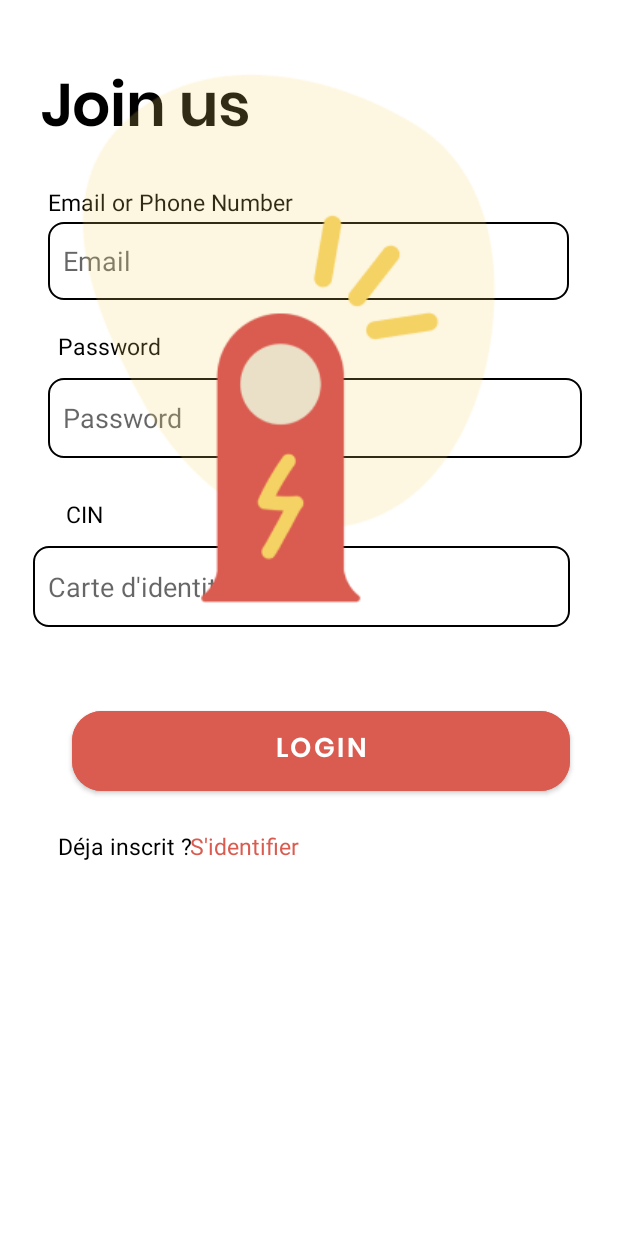
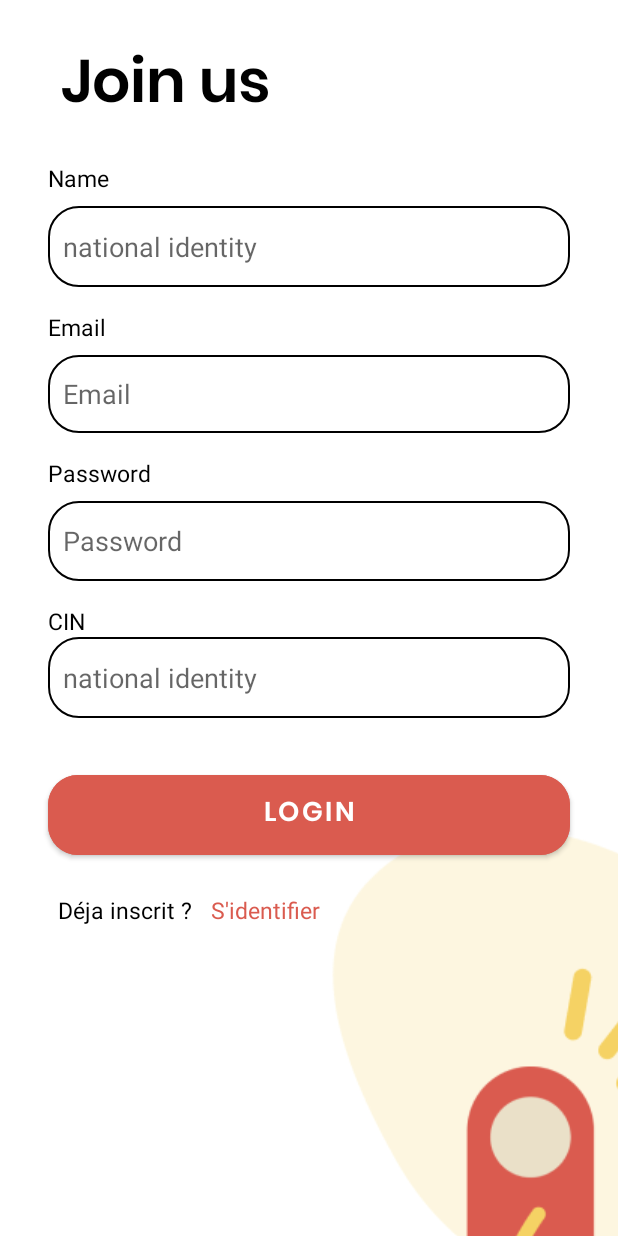
Before and after one commit to ahmedMahoauchi/Mini-projet-android, an Android app: the SignUpActivity screen opened directly, with no data from a screen before it, on a phone screen of 412 x 824 dp. Run offline under Robolectric (Android 15) with nearby library versions, the phone set to English and light mode, and no system bars.

Commit message:
sign in  & sign up version beta

```diff
--- a/app/src/main/java/com/example/miniprojetandroid/SignUpActivity.kt
+++ b/app/src/main/java/com/example/miniprojetandroid/SignUpActivity.kt
@@ -1,23 +1,37 @@
 package com.example.miniprojetandroid
+
 
 import android.content.Intent
 import androidx.appcompat.app.AppCompatActivity
 import android.os.Bundle
+import android.util.Log
 import android.widget.Button
+import android.widget.EditText
 import android.widget.TextView
-import com.google.android.material.textfield.TextInputLayout
+import android.widget.Toast
+import com.example.miniprojetandroid.entities.UserX
+import com.example.miniprojetandroid.network.ApiUser
+import retrofit2.Call
+import retrofit2.Callback
+import retrofit2.Response
 
 class SignUpActivity : AppCompatActivity() {
+
+    lateinit var cin : EditText
+    lateinit var password : EditText
+    lateinit var name : EditText
+    lateinit var email : EditText
+
     override fun onCreate(savedInstanceState: Bundle?) {
         super.onCreate(savedInstanceState)
         setContentView(R.layout.activity_sign_up)
 
-        val signinButton = findViewById<TextView>(R.id.signup_textinput)
-        val signupButton = findViewById<Button>(R.id.button_signup)
-        val cin = findViewById<TextInputLayout>(R.id.cin_edittext)
-        val password = findViewById<TextInputLayout>(R.id.password_edittext)
-        val name = findViewById<TextInputLayout>(R.id.name_edittext)
-        val email = findViewById<TextInputLayout>(R.id.email_edittext)
+     val signinButton = findViewById<TextView>(R.id.textView14)
+     val signupButton = findViewById<Button>(R.id.button)
+     cin = findViewById(R.id.cin)
+     password = findViewById(R.id.password)
+     name = findViewById(R.id.name)
+     email = findViewById(R.id.email)
 
       signinButton.setOnClickListener{
           intent = Intent(this,SignInActivity::class.java)
@@ -26,10 +40,47 @@ class SignUpActivity : AppCompatActivity() {
 
      signupButton.setOnClickListener {
 
+         doRegister()
      }
 
 
     }
 
+    private fun doRegister() {
+        val apiInterface = ApiUser.create()
+        val map: HashMap<String, String> = HashMap()
+
+        map["name"] = name.text.toString()
+        map["email"] = email.text.toString()
+        map["password"] = password.text.toString()
+        map["CIN"] = cin.text.toString()
+
+        apiInterface.register(map).enqueue(object : Callback<UserX> {
+
+            override fun onResponse(call: Call<UserX>, response: Response<UserX>) {
+
+                val user = response
+                Log.e("response",user.toString())
+
+                if (user != null){
+                    Toast.makeText(this@SignUpActivity, user.toString(), Toast.LENGTH_SHORT).show()
+                   // val intent = Intent(this@SignUpActivity, SignInActivity::class.java)
+                   // startActivity(intent)
+                }else{
+
+                    Log.e("test",user.toString())
+                    email.error = "email already exists !"
 
                 }
+            }
+
+            override fun onFailure(call: Call<UserX>, t: Throwable) {
+                Toast.makeText(this@SignUpActivity, "Connexion error!", Toast.LENGTH_SHORT).show()
+            }
+
+        })
+
+    }
+
+
+}
--- a/app/src/main/java/com/example/miniprojetandroid/network/ApiUser.kt
+++ b/app/src/main/java/com/example/miniprojetandroid/network/ApiUser.kt
@@ -19,8 +19,8 @@ interface ApiUser {
     @POST("login")
     fun login(@Body map : HashMap<String, String> ): Call<LoginResponse>
 
-    @POST("/register")
-    fun register(@Body map : HashMap<String, String> ): Call<User>
+    @POST("register")
+    fun register(@Body map : HashMap<String, String> ): Call<UserX>
 
 
 
--- a/app/src/main/res/drawable/border_input.xml
+++ b/app/src/main/res/drawable/border_input.xml
@@ -4,5 +4,5 @@
         android:color="@color/black"
         />
     <corners
-        android:radius="10dp"/>
+        android:radius="20dp"/>
 </shape>
--- a/app/src/main/res/layout/activity_sign_up.xml
+++ b/app/src/main/res/layout/activity_sign_up.xml
@@ -4,59 +4,76 @@
     xmlns:tools="http://schemas.android.com/tools"
     android:layout_width="match_parent"
     android:layout_height="match_parent"
-    tools:context=".SignInActivity">
+    tools:context=".SignUpActivity">
 
     <EditText
-        android:id="@+id/editText1"
-        android:layout_width="356dp"
+        android:id="@+id/password"
+        android:layout_width="0dp"
         android:layout_height="53dp"
         android:layout_marginStart="32dp"
-        android:layout_marginTop="52dp"
+        android:layout_marginTop="8dp"
         android:layout_marginEnd="32dp"
         android:background="@drawable/border_input"
         android:hint="Password"
         android:paddingLeft="10dp"
         app:layout_constraintEnd_toEndOf="parent"
+        android:inputType="textPassword"
         app:layout_constraintHorizontal_bias="0.0"
         app:layout_constraintStart_toStartOf="parent"
-        app:layout_constraintTop_toBottomOf="@+id/editText2" />
+        app:layout_constraintTop_toBottomOf="@+id/textView12" />
 
     <EditText
-        android:id="@+id/editText2"
-        android:layout_width="347dp"
+        android:id="@+id/email"
+        android:layout_width="0dp"
         android:layout_height="52dp"
         android:layout_marginStart="32dp"
-        android:layout_marginTop="148dp"
+        android:layout_marginTop="8dp"
         android:layout_marginEnd="32dp"
         android:background="@drawable/border_input"
         android:hint="Email"
+        android:inputType="textEmailAddress"
         android:paddingLeft="10dp"
         app:layout_constraintEnd_toEndOf="parent"
         app:layout_constraintHorizontal_bias="0.312"
         app:layout_constraintStart_toStartOf="parent"
-        app:layout_constraintTop_toTopOf="parent" />
+        app:layout_constraintTop_toBottomOf="@+id/textView11" />
 
     <EditText
-        android:id="@+id/editText3"
-        android:layout_width="358dp"
+        android:id="@+id/cin"
+        android:layout_width="0dp"
         android:layout_height="54dp"
         android:layout_marginStart="32dp"
-        android:layout_marginTop="364dp"
         android:layout_marginEnd="32dp"
         android:background="@drawable/border_input"
-        android:hint="Carte d'identité nationale"
+        android:hint="national identity "
+        android:paddingLeft="10dp"
+        android:inputType="number"
+        app:layout_constraintEnd_toEndOf="parent"
+        app:layout_constraintHorizontal_bias="1.0"
+        app:layout_constraintStart_toStartOf="parent"
+        app:layout_constraintTop_toBottomOf="@+id/textView5" />
+
+    <EditText
+        android:id="@+id/name"
+        android:layout_width="0dp"
+        android:layout_height="54dp"
+        android:layout_marginStart="32dp"
+        android:layout_marginTop="8dp"
+        android:layout_marginEnd="32dp"
+        android:background="@drawable/border_input"
+        android:hint="national identity "
         android:paddingLeft="10dp"
         app:layout_constraintEnd_toEndOf="parent"
         app:layout_constraintHorizontal_bias="1.0"
         app:layout_constraintStart_toStartOf="parent"
-        app:layout_constraintTop_toTopOf="parent" />
+        app:layout_constraintTop_toBottomOf="@+id/textView17" />
 
     <Button
         android:id="@+id/button"
-        android:layout_width="332dp"
+        android:layout_width="0dp"
         android:layout_height="65dp"
         android:layout_marginStart="32dp"
-        android:layout_marginTop="50dp"
+        android:layout_marginTop="32dp"
         android:layout_marginEnd="32dp"
         android:backgroundTint="#DA5B4F"
         android:fontFamily="@font/poppins_semibold"
@@ -66,20 +83,19 @@
         app:layout_constraintEnd_toEndOf="parent"
         app:layout_constraintHorizontal_bias="1.0"
         app:layout_constraintStart_toStartOf="parent"
-        app:layout_constraintTop_toBottomOf="@+id/editText3" />
+        app:layout_constraintTop_toBottomOf="@+id/cin" />
 
     <TextView
         android:id="@+id/textView7"
         android:layout_width="wrap_content"
         android:layout_height="wrap_content"
-        android:layout_marginStart="33dp"
-        android:layout_marginTop="40dp"
-        android:layout_marginEnd="251dp"
+        android:layout_marginTop="24dp"
         android:fontFamily="@font/poppins_semibold"
         android:text="Join us"
         android:textColor="@color/black"
         android:textSize="40dp"
         app:layout_constraintEnd_toEndOf="parent"
+        app:layout_constraintHorizontal_bias="0.15"
         app:layout_constraintStart_toStartOf="parent"
         app:layout_constraintTop_toTopOf="parent" />
 
@@ -88,39 +104,52 @@
         android:layout_width="wrap_content"
         android:layout_height="wrap_content"
         android:layout_marginTop="16dp"
-        android:text="Email or Phone Number"
+        android:text="Email"
         android:textColor="@color/black"
         android:textSize="15dp"
         app:layout_constraintEnd_toEndOf="parent"
-        app:layout_constraintHorizontal_bias="0.129"
-        app:layout_constraintStart_toStartOf="parent"
+        app:layout_constraintHorizontal_bias="0.0"
+        app:layout_constraintStart_toStartOf="@+id/email"
+        app:layout_constraintTop_toBottomOf="@+id/name" />
+
+    <TextView
+        android:id="@+id/textView17"
+        android:layout_width="wrap_content"
+        android:layout_height="wrap_content"
+        android:layout_marginTop="16dp"
+        android:text="Name"
+        android:textColor="@color/black"
+        android:textSize="15dp"
+        app:layout_constraintEnd_toEndOf="parent"
+        app:layout_constraintHorizontal_bias="0.0"
+        app:layout_constraintStart_toStartOf="@+id/name"
         app:layout_constraintTop_toBottomOf="@+id/textView7" />
 
     <TextView
         android:id="@+id/textView12"
         android:layout_width="wrap_content"
         android:layout_height="wrap_content"
-        android:layout_marginTop="20dp"
+        android:layout_marginTop="16dp"
         android:text="Password"
         android:textColor="@color/black"
         android:textSize="15dp"
         app:layout_constraintEnd_toEndOf="parent"
-        app:layout_constraintHorizontal_bias="0.113"
-        app:layout_constraintStart_toStartOf="parent"
-        app:layout_constraintTop_toBottomOf="@+id/editText2" />
+        app:layout_constraintHorizontal_bias="0.0"
+        app:layout_constraintStart_toStartOf="@+id/password"
+        app:layout_constraintTop_toBottomOf="@+id/email" />
 
     <TextView
         android:id="@+id/textView5"
         android:layout_width="wrap_content"
         android:layout_height="wrap_content"
-        android:layout_marginTop="132dp"
+        android:layout_marginTop="16dp"
         android:text="CIN"
         android:textColor="@color/black"
         android:textSize="15dp"
         app:layout_constraintEnd_toEndOf="parent"
-        app:layout_constraintHorizontal_bias="0.113"
-        app:layout_constraintStart_toStartOf="parent"
-        app:layout_constraintTop_toBottomOf="@+id/editText2" />
+        app:layout_constraintHorizontal_bias="0.0"
+        app:layout_constraintStart_toStartOf="@+id/cin"
+        app:layout_constraintTop_toBottomOf="@+id/password" />
 
     <TextView
         android:id="@+id/textView13"
@@ -131,8 +160,8 @@
         android:textColor="#DA5B4F"
         android:textSize="15dp"
         app:layout_constraintEnd_toEndOf="parent"
-        app:layout_constraintHorizontal_bias="0.374"
-        app:layout_constraintStart_toStartOf="parent"
+        app:layout_constraintHorizontal_bias="0.06"
+        app:layout_constraintStart_toEndOf="@+id/textView14"
         app:layout_constraintTop_toBottomOf="@+id/button" />
 
     <TextView
@@ -152,9 +181,11 @@
         android:id="@+id/imageView4"
         android:layout_width="wrap_content"
         android:layout_height="wrap_content"
-        app:srcCompat="@drawable/back_gasstation"
-        tools:layout_editor_absoluteX="145dp"
-        tools:layout_editor_absoluteY="386dp" />
+        android:layout_marginEnd="-130dp"
+        android:layout_marginBottom="-80dp"
+        app:layout_constraintBottom_toBottomOf="parent"
+        app:layout_constraintEnd_toEndOf="parent"
+        app:srcCompat="@drawable/back_gasstation" />
 
 
 </androidx.constraintlayout.widget.ConstraintLayout>
--- a/app/src/main/res/values/strings.xml
+++ b/app/src/main/res/values/strings.xml
@@ -14,4 +14,5 @@
     <string name="cin">CIN</string>
     <string name="do_you_have_an_account">Do you have an account ?</string>
     <string name="name">Name</string>
+    <string name="join_us">Join us</string>
 </resources>
```
Also changed, not shown: app/src/main/java/com/example/miniprojetandroid/SignInActivity.kt (+9 -8 lines), app/src/main/res/layout/activity_intro.xml (+4 -4 lines), app/src/main/res/layout/activity_sign_in.xml (+36 -41 lines). Lines whose indentation alone changed are shown as unchanged.
